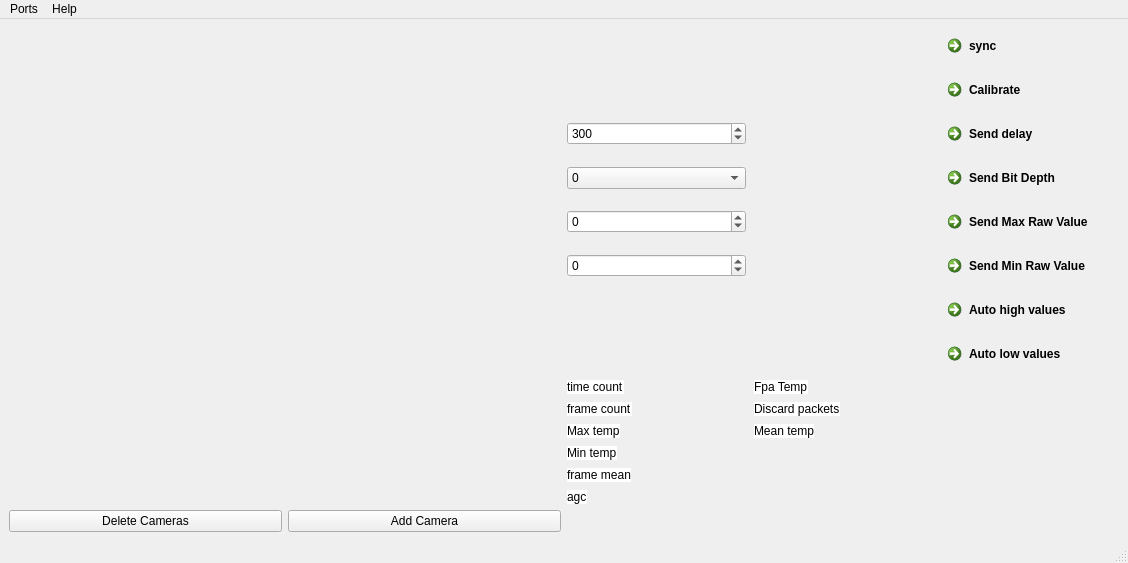
First picture: the form in ui/Ui_MainWindow.ui, repository alvaro893/sensor-reader, before the edit.
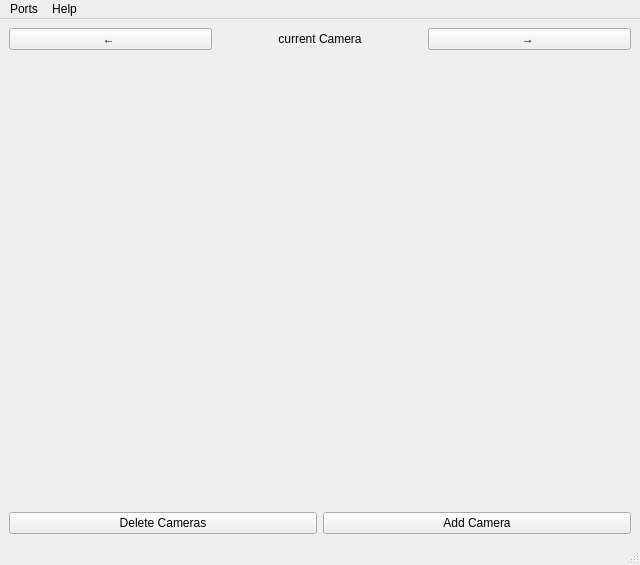
Second picture: the form after the edit.

Commit message: add dynamicaly ui controls

Diff of the .ui file:
```diff
--- a/ui/Ui_MainWindow.ui
+++ b/ui/Ui_MainWindow.ui
@@ -6,8 +6,8 @@
    <rect>
     <x>0</x>
     <y>0</y>
-    <width>1128</width>
-    <height>563</height>
+    <width>640</width>
+    <height>565</height>
    </rect>
   </property>
   <property name="mouseTracking">
@@ -17,366 +17,85 @@
    <string>Sensor Reader</string>
   </property>
   <widget class="QWidget" name="centralwidget">
-   <layout class="QGridLayout" name="gridLayout_2">
-    <item row="0" column="1" rowspan="3">
-     <layout class="QGridLayout" name="gridLayout">
-      <property name="spacing">
-       <number>8</number>
-      </property>
-      <item row="4" column="2">
-       <widget class="QCommandLinkButton" name="bitDepthButton">
-        <property name="text">
-         <string>Send Bit Depth</string>
-        </property>
-       </widget>
-      </item>
-      <item row="9" column="2">
-       <widget class="QCommandLinkButton" name="autoLowButton">
-        <property name="text">
-         <string>Auto low values</string>
-        </property>
-       </widget>
-      </item>
-      <item row="1" column="2">
-       <widget class="QCommandLinkButton" name="syncButton">
-        <property name="text">
-         <string>sync</string>
-        </property>
-       </widget>
-      </item>
-      <item row="3" column="2">
-       <widget class="QCommandLinkButton" name="delayButton">
-        <property name="cursor">
-         <cursorShape>PointingHandCursor</cursorShape>
-        </property>
-        <property name="text">
-         <string>Send delay</string>
-        </property>
-       </widget>
-      </item>
-      <item row="3" column="1">
-       <widget class="QLabel" name="delayLabel">
-        <property name="text">
-         <string/>
-        </property>
-       </widget>
-      </item>
-      <item row="4" column="0">
-       <widget class="QComboBox" name="bitDepthComboBox">
-        <item>
-         <property name="text">
-          <string comment="0">0</string>
-         </property>
-        </item>
-        <item>
-         <property name="text">
-          <string comment="2">2</string>
-         </property>
-        </item>
-        <item>
-         <property name="text">
-          <string comment="8">8</string>
-         </property>
-        </item>
-       </widget>
-      </item>
-      <item row="4" column="1">
-       <widget class="QLabel" name="bitDepthLabel">
-        <property name="text">
-         <string/>
-        </property>
-       </widget>
-      </item>
-      <item row="5" column="1">
-       <widget class="QLabel" name="maxRawLabel">
-        <property name="text">
-         <string/>
-        </property>
-       </widget>
-      </item>
-      <item row="3" column="0">
-       <widget class="QSpinBox" name="delayInput">
-        <property name="maximum">
-         <number>10000</number>
-        </property>
-        <property name="singleStep">
-         <number>100</number>
-        </property>
-        <property name="value">
-         <number>300</number>
-        </property>
-       </widget>
-      </item>
-      <item row="2" column="2">
-       <widget class="QCommandLinkButton" name="calibrateButton">
-        <property name="text">
-         <string>Calibrate</string>
-        </property>
-       </widget>
-      </item>
-      <item row="8" column="2">
-       <widget class="QCommandLinkButton" name="autoHighButton">
-        <property name="text">
-         <string>Auto high values</string>
-        </property>
-       </widget>
-      </item>
-      <item row="5" column="2">
-       <widget class="QCommandLinkButton" name="maxRawButton">
-        <property name="text">
-         <string>Send Max Raw Value</string>
-        </property>
-       </widget>
-      </item>
-      <item row="10" column="2">
-       <spacer name="verticalSpacer">
-        <property name="orientation">
-         <enum>Qt::Vertical</enum>
-        </property>
-        <property name="sizeHint" stdset="0">
-         <size>
-          <width>20</width>
-          <height>40</height>
-         </size>
-        </property>
-       </spacer>
-      </item>
-      <item row="7" column="2">
-       <widget class="QCommandLinkButton" name="minRawButton">
-        <property name="text">
-         <string>Send Min Raw Value</string>
-        </property>
-       </widget>
-      </item>
-      <item row="5" column="0">
-       <widget class="QSpinBox" name="maxRawSpinBox">
-        <property name="minimum">
-         <number>-100000</number>
-        </property>
-        <property name="maximum">
-         <number>100000</number>
-        </property>
-       </widget>
-      </item>
-      <item row="7" column="1">
-       <widget class="QLabel" name="minRawLabel">
-        <property name="text">
-         <string/>
-        </property>
-       </widget>
-      </item>
-      <item row="7" column="0">
-       <widget class="QSpinBox" name="minRawSpinBox">
-        <property name="minimum">
-         <number>-100000</number>
-        </property>
-        <property name="maximum">
-         <number>100000</number>
-        </property>
-       </widget>
-      </item>
-      <item row="10" column="0" colspan="2">
-       <layout class="QHBoxLayout" name="horizontalLayout">
-        <item>
-         <layout class="QFormLayout" name="formLayout">
-          <property name="fieldGrowthPolicy">
-           <enum>QFormLayout::AllNonFixedFieldsGrow</enum>
-          </property>
-          <item row="0" column="0">
-           <widget class="QLabel" name="label">
-            <property name="autoFillBackground">
-             <bool>false</bool>
-            </property>
-            <property name="styleSheet">
-             <string notr="true">background-color: rgb(255, 255, 255);</string>
-            </property>
-            <property name="text">
-             <string>time count</string>
-            </property>
-           </widget>
-          </item>
-          <item row="0" column="1">
-           <widget class="QLabel" name="timeCounterLabel">
-            <property name="text">
-             <string/>
-            </property>
-           </widget>
-          </item>
-          <item row="1" column="0">
-           <widget class="QLabel" name="label_2">
-            <property name="styleSheet">
-             <string notr="true">background-color: rgb(255, 255, 255);</string>
-            </property>
-            <property name="text">
-             <string>frame count</string>
-            </property>
-           </widget>
-          </item>
-          <item row="1" column="1">
-           <widget class="QLabel" name="frameCounterLabel">
-            <property name="text">
-             <string/>
-            </property>
-           </widget>
-          </item>
-          <item row="2" column="0">
-           <widget class="QLabel" name="label_3">
-            <property name="styleSheet">
-             <string notr="true">background-color: rgb(255, 255, 255);</string>
-            </property>
-            <property name="text">
-             <string>Max temp</string>
-            </property>
-           </widget>
-          </item>
-          <item row="2" column="1">
-           <widget class="QLabel" name="maxTempLabel">
-            <property name="text">
-             <string/>
-            </property>
-           </widget>
-          </item>
-          <item row="3" column="0">
-           <widget class="QLabel" name="label_4">
-            <property name="styleSheet">
-             <string notr="true">background-color: rgb(255, 255, 255);</string>
-            </property>
-            <property name="text">
-             <string>Min temp</string>
-            </property>
-           </widget>
-          </item>
-          <item row="3" column="1">
-           <widget class="QLabel" name="minTempLabel">
-            <property name="text">
-             <string/>
-            </property>
-           </widget>
-          </item>
-          <item row="4" column="1">
-           <widget class="QLabel" name="frameMeanLabel">
-            <property name="text">
-             <string/>
-            </property>
-           </widget>
-          </item>
-          <item row="5" column="0">
-           <widget class="QLabel" name="label_6">
-            <property name="styleSheet">
-             <string notr="true">background-color: rgb(255, 255, 255);</string>
-            </property>
-            <property name="text">
-             <string>agc</string>
-            </property>
-           </widget>
-          </item>
-          <item row="5" column="1">
-           <widget class="QLabel" name="agcLabel">
-            <property name="text">
-             <string/>
-            </property>
-           </widget>
-          </item>
-          <item row="4" column="0">
-           <widget class="QLabel" name="label_5">
-            <property name="styleSheet">
-             <string notr="true">background-color: rgb(255, 255, 255);</string>
-            </property>
-            <property name="text">
-             <string>frame mean</string>
-            </property>
-           </widget>
-          </item>
-         </layout>
-        </item>
-        <item>
-         <layout class="QFormLayout" name="formLayout_3">
-          <item row="0" column="0">
-           <widget class="QLabel" name="label_7">
-            <property name="styleSheet">
-             <string notr="true">background-color: rgb(255, 255, 255);</string>
-            </property>
-            <property name="text">
-             <string>Fpa Temp</string>
-            </property>
-           </widget>
-          </item>
-          <item row="0" column="1">
-           <widget class="QLabel" name="fpaTempLabel">
-            <property name="text">
-             <string/>
-            </property>
-           </widget>
-          </item>
-          <item row="1" column="0">
-           <widget class="QLabel" name="label_8">
-            <property name="styleSheet">
-             <string notr="true">background-color: rgb(255, 255, 255);</string>
-            </property>
-            <property name="text">
-             <string>Discard packets</string>
-            </property>
-           </widget>
-          </item>
-          <item row="1" column="1">
-           <widget class="QLabel" name="discardPacketsLabel">
-            <property name="text">
-             <string/>
-            </property>
-           </widget>
-          </item>
-          <item row="2" column="0">
-           <widget class="QLabel" name="label_9">
-            <property name="styleSheet">
-             <string notr="true">background-color: rgb(255, 255, 255);</string>
-            </property>
-            <property name="text">
-             <string>Mean temp</string>
-            </property>
-           </widget>
-          </item>
-          <item row="2" column="1">
-           <widget class="QLabel" name="meanTempLabel">
-            <property name="text">
-             <string/>
-            </property>
-           </widget>
-          </item>
-         </layout>
-        </item>
-       </layout>
-      </item>
-     </layout>
-    </item>
-    <item row="2" column="0">
-     <layout class="QHBoxLayout" name="horizontalLayout_4">
-      <item>
-       <widget class="QPushButton" name="deleteButton">
-        <property name="text">
-         <string>Delete Cameras</string>
-        </property>
-       </widget>
-      </item>
-      <item>
-       <widget class="QPushButton" name="addCameraButton">
-        <property name="text">
-         <string>Add Camera</string>
-        </property>
-       </widget>
-      </item>
-     </layout>
-    </item>
-    <item row="0" column="0" rowspan="2">
+   <layout class="QHBoxLayout" name="horizontalLayout_9">
+    <item>
      <layout class="QVBoxLayout" name="plotLayout"/>
     </item>
+    <item>
+     <layout class="QVBoxLayout" name="controlsLayout">
+      <item>
+       <layout class="QHBoxLayout" name="CameraSwitchLayout">
+        <item>
+         <widget class="QPushButton" name="previousCameraButton">
+          <property name="text">
+           <string>← </string>
+          </property>
+          <property name="flat">
+           <bool>false</bool>
+          </property>
+         </widget>
+        </item>
+        <item>
+         <widget class="QLabel" name="controlLabel">
+          <property name="text">
+           <string>current Camera</string>
+          </property>
+          <property name="scaledContents">
+           <bool>false</bool>
+          </property>
+          <property name="alignment">
+           <set>Qt::AlignCenter</set>
+          </property>
+          <property name="openExternalLinks">
+           <bool>false</bool>
+          </property>
+         </widget>
+        </item>
+        <item>
+         <widget class="QPushButton" name="nextCameraButton">
+          <property name="text">
+           <string>→ </string>
+          </property>
+         </widget>
+        </item>
+       </layout>
+      </item>
+      <item>
+       <widget class="QStackedWidget" name="stackedWidget">
+        <property name="currentIndex">
+         <number>-1</number>
+        </property>
+       </widget>
+      </item>
+      <item>
+       <layout class="QHBoxLayout" name="pushButtonsLayout">
+        <item>
+         <widget class="QPushButton" name="deleteButton">
+          <property name="text">
+           <string>Delete Cameras</string>
+          </property>
+         </widget>
+        </item>
+        <item>
+         <widget class="QPushButton" name="addCameraButton">
+          <property name="text">
+           <string>Add Camera</string>
+          </property>
+         </widget>
+        </item>
+       </layout>
+      </item>
+     </layout>
+    </item>
    </layout>
   </widget>
+  <widget class="QStatusBar" name="statusbar"/>
   <widget class="QMenuBar" name="menubar">
    <property name="geometry">
     <rect>
      <x>0</x>
      <y>0</y>
-     <width>1128</width>
+     <width>640</width>
      <height>21</height>
     </rect>
    </property>
@@ -396,7 +115,6 @@
    <addaction name="menuPorts"/>
    <addaction name="menuHelp"/>
   </widget>
-  <widget class="QStatusBar" name="statusbar"/>
   <action name="actionCOM4">
    <property name="text">
     <string>COM4</string>
```
Left out of the diff: 19 changed lines with no effect on the pictures. The commit also changes 4 other files.
